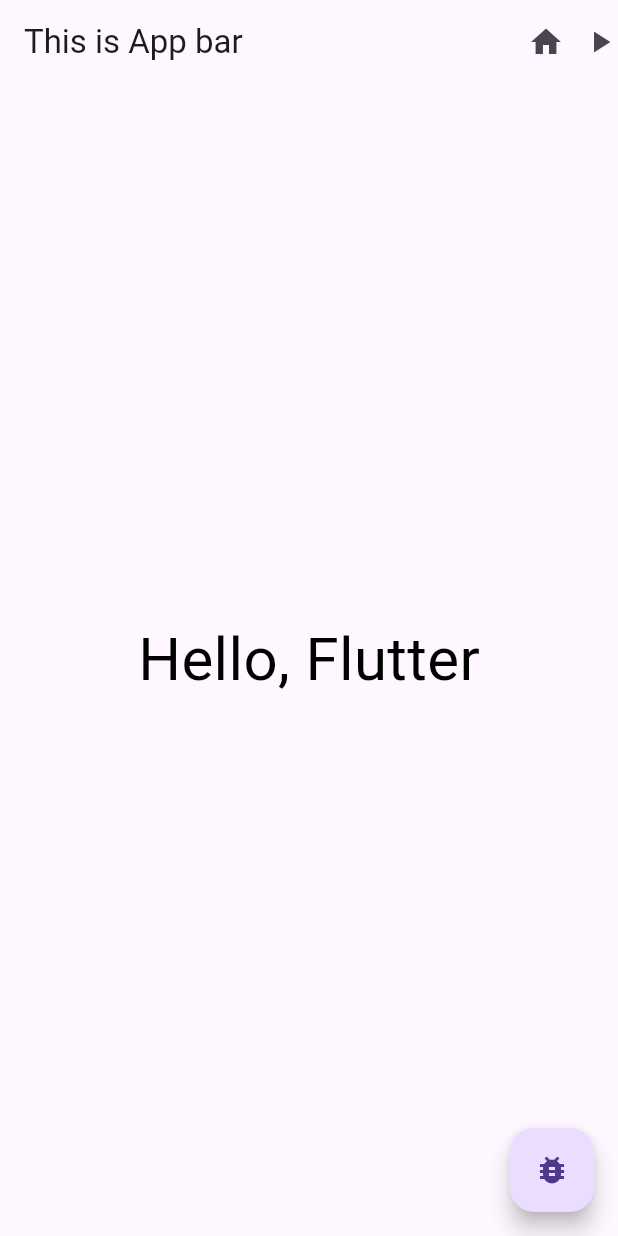
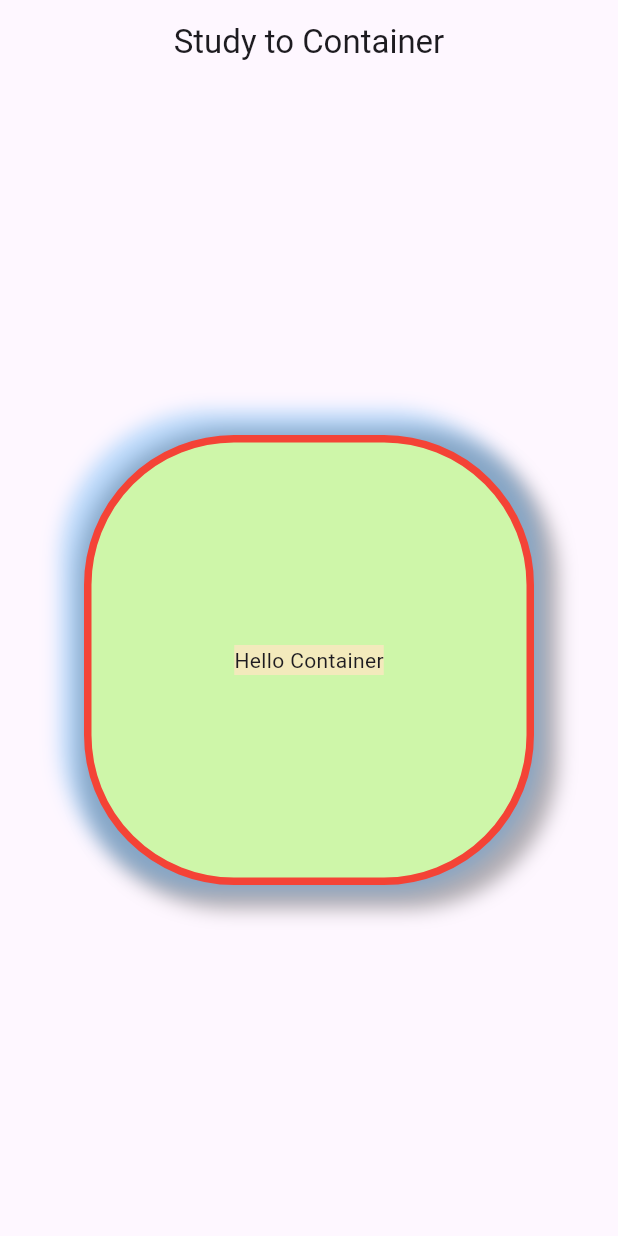
Before and after one commit to mincoln419/flutterEx2, a Flutter app: the screen it shows after launch, on a phone screen of 412 x 824 dp. Run offline on Flutter 3.47's test engine with Material 3 defaults, Android fonts, the phone set to English and light mode, and no system bars.

Commit message:
Container Widget

```diff
--- a/lib/main.dart
+++ b/lib/main.dart
@@ -3,41 +3,48 @@ import 'package:flutter/material.dart';
 void main() {
   runApp(MaterialApp(
     home: Scaffold(
-        appBar: AppBar(
-          actions: [
-            IconButton(icon: Icon(Icons.home), onPressed: (){
-              print('Tab!!');
-            },),
-            Icon(Icons.play_arrow),
-          ],
-          centerTitle: false,
-          title: Text('This is App bar')
-        ),
-        body: TestWidget(),
-      floatingActionButton: FloatingActionButton(
-        child: Icon(Icons.bug_report),
-        onPressed: (){
-          print('Tab! FAB');
-        },
+      appBar: AppBar(
+        centerTitle: true,
+        title: Text('Study to Container'),
       ),
+      body: CustomContainer(),
     ),
   ));
 }
 
-class TestWidget extends StatelessWidget {
-  const TestWidget({super.key});
+class CustomContainer extends StatelessWidget {
+  const CustomContainer({super.key});
 
   @override
   Widget build(BuildContext context) {
-    return SafeArea(
-      child: Center(
-        child: Text(
-            'Hello, Flutter',
-            style: TextStyle(
-              fontSize: 40,
-              color: Colors.black,
-            )
-        ),
+    return Center(
+      child: Container(
+        width: 300,
+        height: 300,
+        padding: EdgeInsets.fromLTRB(10, 10, 10, 10),
+        margin: EdgeInsets.symmetric(vertical: 12, horizontal: 10),
+        decoration: BoxDecoration(
+            color: Color(0xFFCEF6A9),
+            border: Border.all(
+                color: Colors.red, width: 5, style: BorderStyle.solid),
+            borderRadius: BorderRadius.circular(100),
+            boxShadow: [
+              BoxShadow(
+                color: Colors.black.withOpacity(0.3),
+                offset: Offset(6, 6),
+                blurRadius: 10,
+                spreadRadius: 10
+              ),
+              BoxShadow(
+                  color: Colors.blue.withOpacity(0.3),
+                  offset: Offset(-6, -6),
+                  blurRadius: 10,
+                  spreadRadius: 10
+              )
+            ]),
+        child: Center(
+            child: Container(
+                color: Color(0xFFF3EABC), child: Text('Hello Container'))),
       ),
     );
   }
```
